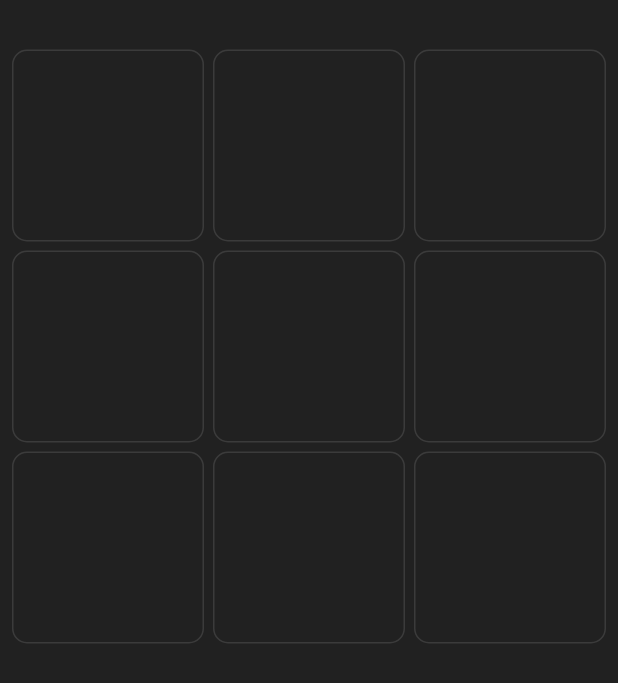
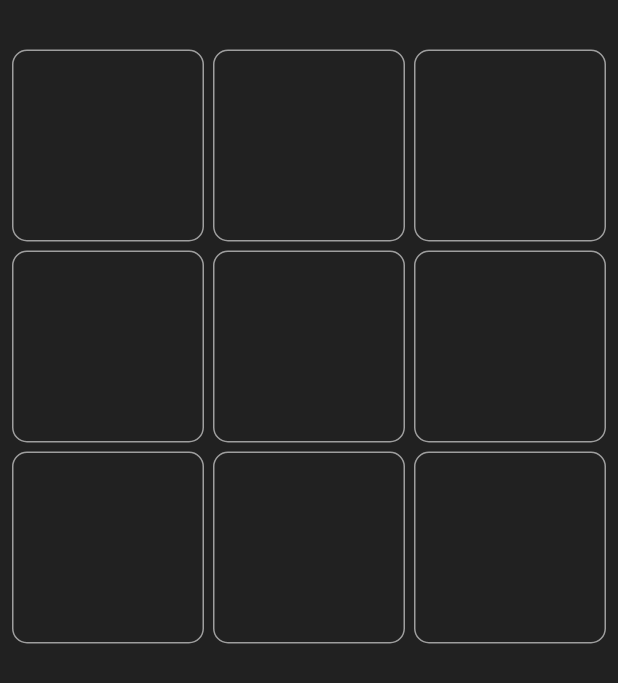
Before and after one commit to srivigneshwar1462/Tic-Tac-Toe, a Flutter app: the screen it shows after launch, on a phone screen of 412 x 824 dp. Shown: the top 683 px of the screen. Run offline on Flutter 3.47's test engine with Material 2 defaults, Android fonts, the phone set to English and light mode, and no system bars.

Commit message:
did some added gameButton class and added it to the main file

```diff
--- a/lib/main.dart
+++ b/lib/main.dart
@@ -1,4 +1,5 @@
 import 'package:flutter/material.dart';
+import 'package:new_tic_tac_toe/utils/utils.dart';
 
 void main() => runApp(MaterialApp(
       home: GamePage(),
@@ -12,12 +13,37 @@ class GamePage extends StatefulWidget {
 }
 
 class _GamePageState extends State<GamePage> {
-  bool player=true;
-  List<String> data=['','','','','','','','',''];
+  bool player;
+  int timesPressed;
+  List<GameButton> buttonsList;
+
+  List<GameButton> doInit() {
+    player = true;
+    timesPressed = 0;
+    List<GameButton> temp = <GameButton>[
+      GameButton(id: 1),
+      GameButton(id: 2),
+      GameButton(id: 3),
+      GameButton(id: 4),
+      GameButton(id: 5),
+      GameButton(id: 6),
+      GameButton(id: 7),
+      GameButton(id: 8),
+      GameButton(id: 9),
+    ];
+    return temp;
+  }
+
+  @override
+  void initState() {
+    super.initState();
+    buttonsList = doInit();
+  }
+
   @override
   Widget build(BuildContext context) {
     return Scaffold(
-      backgroundColor: Colors.grey[900],
+      backgroundColor: appBackGround,
       body: Column(
         children: [
           SizedBox(height: 30),
@@ -36,16 +62,19 @@ class _GamePageState extends State<GamePage> {
                       },
                       child: Container(
                         decoration: BoxDecoration(
-                            border: Border.all(
-                                color: Colors.grey[800].withOpacity(0.8)),
+                            color: buttonsList[index].backGround,
+                            border:
+                                Border.all(color: buttonsList[index].fontColor),
                             borderRadius: BorderRadius.circular(10)),
                         margin: EdgeInsets.all(3),
                         padding: EdgeInsets.all(5),
                         child: Center(
-                          child: Text(data[index],style: TextStyle(
-                            fontSize: 40,
-                            color: Colors.grey
-                          ),),
+                          child: Text(
+                            buttonsList[index].text,
+                            style: TextStyle(
+                                fontSize: 50,
+                                color: buttonsList[index].fontColor),
+                          ),
                         ),
                         // color: Colors.grey[800],
                       ),
@@ -59,9 +88,15 @@ class _GamePageState extends State<GamePage> {
   }
 
   void _tapped(int index) {
-    setState(() {
-      data[index]=player?'x':'o';
-      player=!player;
-    });
+    if (buttonsList[index].text == '') {
+      setState(() {
+        buttonsList[index].text = player ? 'x' : 'o';
+        // buttonsList[index].fontColor = player ? Colors.green : Colors.red;
+        player = !player;
+        timesPressed += 1;
+
+      });
+
+    }
   }
 }
--- /dev/null
+++ b/lib/utils/utils.dart
@@ -0,0 +1,17 @@
+import 'package:flutter/cupertino.dart';
+import 'package:flutter/material.dart';
+
+class GameButton {
+  final int id;
+  String text;
+
+  Color fontColor, backGround;
+
+  GameButton(
+      {this.id,
+      this.text = '',
+      this.fontColor = Colors.grey,
+      this.backGround = const Color(0xFF212121)});
+}
+
+const appBackGround=Color(0xFF212121);
```
